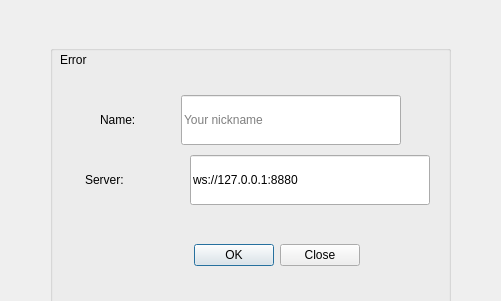
Qt form client/AuthDialog.ui (arvindbis29/mantrana) before a commit.
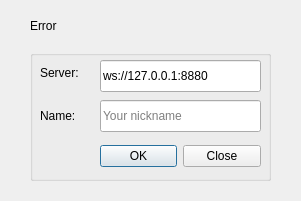
The same form after that commit. Icons and pictures are not drawn.

Commit message:
Revert "modified chat window and auth window ui"
This reverts commit db6f1b8c93e6b2845795c8dc4eb93141624e7a97.

```diff
--- a/client/AuthDialog.ui
+++ b/client/AuthDialog.ui
@@ -6,8 +6,8 @@
    <rect>
     <x>0</x>
     <y>0</y>
-    <width>501</width>
-    <height>301</height>
+    <width>301</width>
+    <height>201</height>
    </rect>
   </property>
   <property name="windowTitle">
@@ -23,10 +23,10 @@
    </property>
    <property name="geometry">
     <rect>
-     <x>60</x>
-     <y>20</y>
-     <width>451</width>
-     <height>80</height>
+     <x>30</x>
+     <y>0</y>
+     <width>241</width>
+     <height>51</height>
     </rect>
    </property>
    <property name="mouseTracking">
@@ -42,10 +42,10 @@
   <widget class="QGroupBox" name="groupBox">
    <property name="geometry">
     <rect>
-     <x>50</x>
-     <y>45</y>
-     <width>401</width>
-     <height>280</height>
+     <x>30</x>
+     <y>50</y>
+     <width>241</width>
+     <height>131</height>
     </rect>
    </property>
    <property name="title">
@@ -54,10 +54,10 @@
    <widget class="QLineEdit" name="name">
     <property name="geometry">
      <rect>
-      <x>131</x>
+      <x>70</x>
       <y>50</y>
-      <width>220</width>
-      <height>50</height>
+      <width>161</width>
+      <height>32</height>
      </rect>
     </property>
     <property name="placeholderText">
@@ -67,10 +67,10 @@
    <widget class="QLabel" name="label_2">
     <property name="geometry">
      <rect>
-      <x>50</x>
+      <x>10</x>
       <y>50</y>
-      <width>80</width>
-      <height>50</height>
+      <width>58</width>
+      <height>31</height>
      </rect>
     </property>
     <property name="text">
@@ -81,9 +81,9 @@
     <property name="geometry">
      <rect>
       <x>70</x>
-      <y>170</y>
-      <width>240</width>
-      <height>80</height>
+      <y>90</y>
+      <width>161</width>
+      <height>32</height>
      </rect>
     </property>
     <property name="orientation">
@@ -96,10 +96,10 @@
    <widget class="QLabel" name="label_3">
     <property name="geometry">
      <rect>
-      <x>35</x>
-      <y>110</y>
-      <width>80</width>
-      <height>50</height>
+      <x>10</x>
+      <y>7</y>
+      <width>58</width>
+      <height>31</height>
      </rect>
     </property>
     <property name="text">
@@ -109,10 +109,10 @@
    <widget class="QLineEdit" name="address">
     <property name="geometry">
      <rect>
-      <x>140</x>
-      <y>110</y>
-      <width>240</width>
-      <height>50</height>
+      <x>70</x>
+      <y>10</y>
+      <width>161</width>
+      <height>32</height>
      </rect>
     </property>
     <property name="text">
```
Left out of the diff: 6 changed lines with no effect on the pictures. The commit also changes 1 other file.
